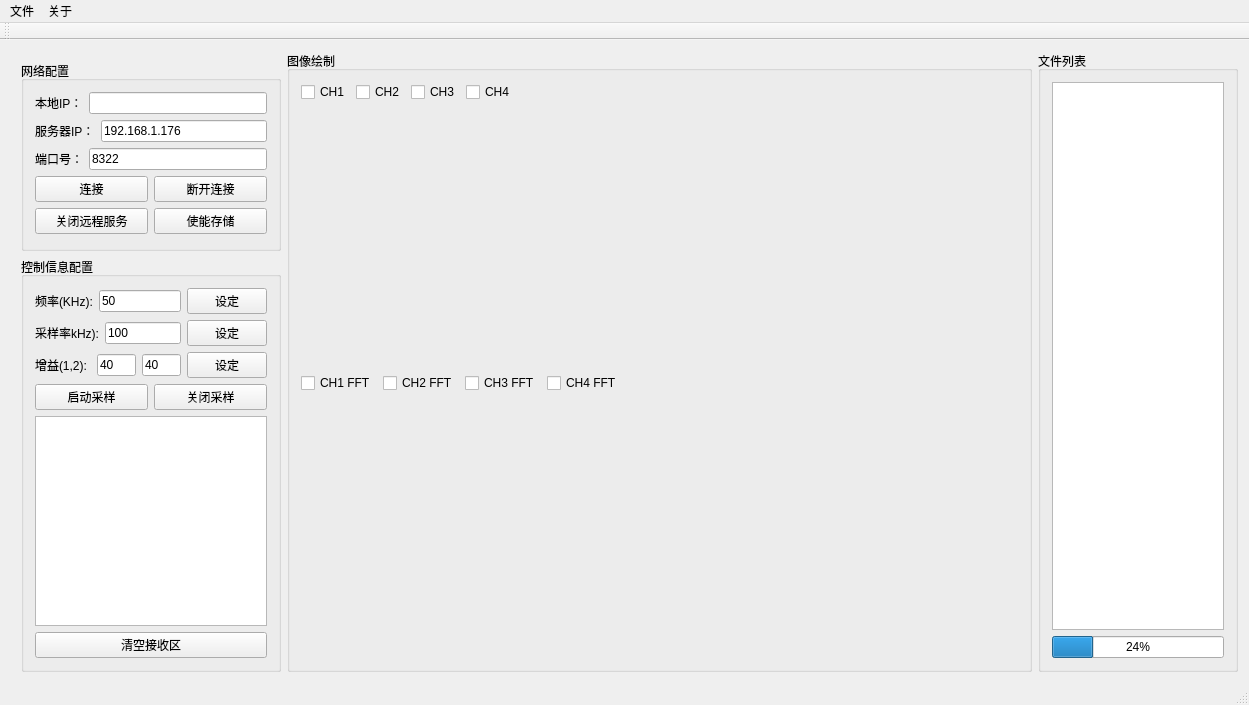
Before: the Qt Designer form PRO/NetworkPlot/mainwindow.ui in carloscn/netplot, drawn with Qt 5.
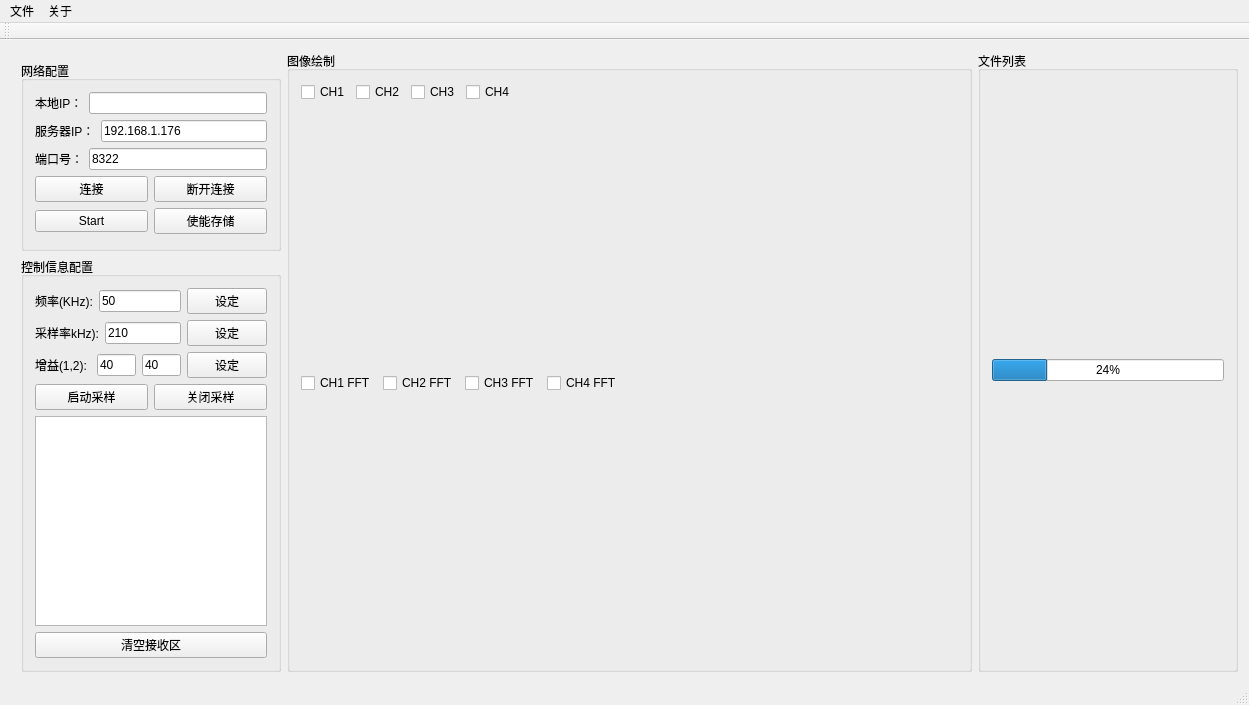
After: the same form once the commit is applied. Custom widgets are drawn as their Qt base class.

Patch:
```diff
--- a/PRO/NetworkPlot/mainwindow.ui
+++ b/PRO/NetworkPlot/mainwindow.ui
@@ -130,7 +130,7 @@
            <item>
             <widget class="QPushButton" name="pushButton_close_remote">
              <property name="text">
-              <string>关闭远程服务</string>
+              <string>Start</string>
              </property>
             </widget>
            </item>
@@ -246,10 +246,10 @@
               </sizepolicy>
              </property>
              <property name="text">
-              <string>100</string>
+              <string>210</string>
              </property>
              <property name="readOnly">
-              <bool>false</bool>
+              <bool>true</bool>
              </property>
             </widget>
            </item>
@@ -527,7 +527,7 @@
      <widget class="QGroupBox" name="groupBox_4">
       <property name="minimumSize">
        <size>
-        <width>200</width>
+        <width>260</width>
         <height>0</height>
        </size>
       </property>
@@ -542,7 +542,7 @@
       </property>
       <layout class="QVBoxLayout" name="verticalLayout_6">
        <item>
-        <widget class="QListWidget" name="listWidget_file"/>
+        <layout class="QGridLayout" name="gridLayout"/>
        </item>
        <item>
         <widget class="QProgressBar" name="progressBar">
```
